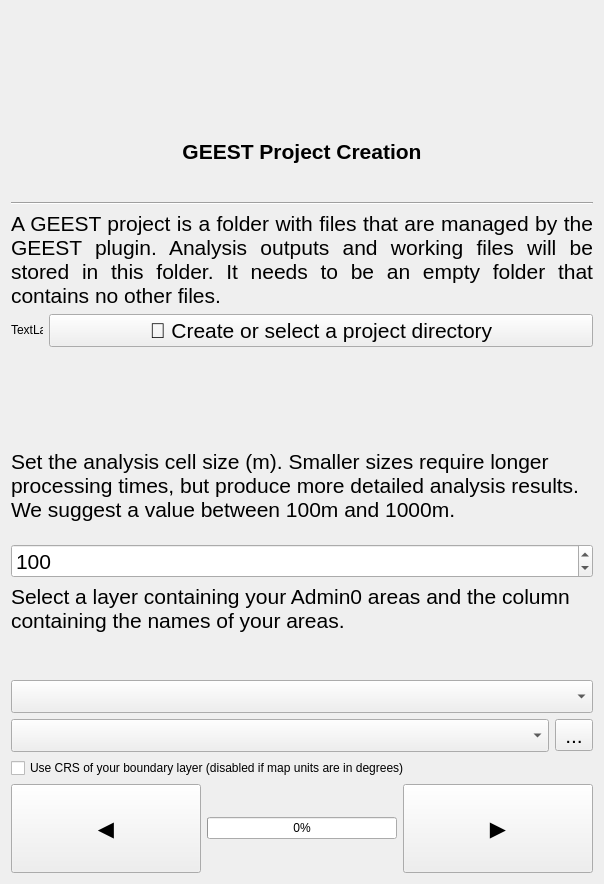
Qt form geest/ui/create_project_panel_base.ui (worldbank/GEEST) before a commit.
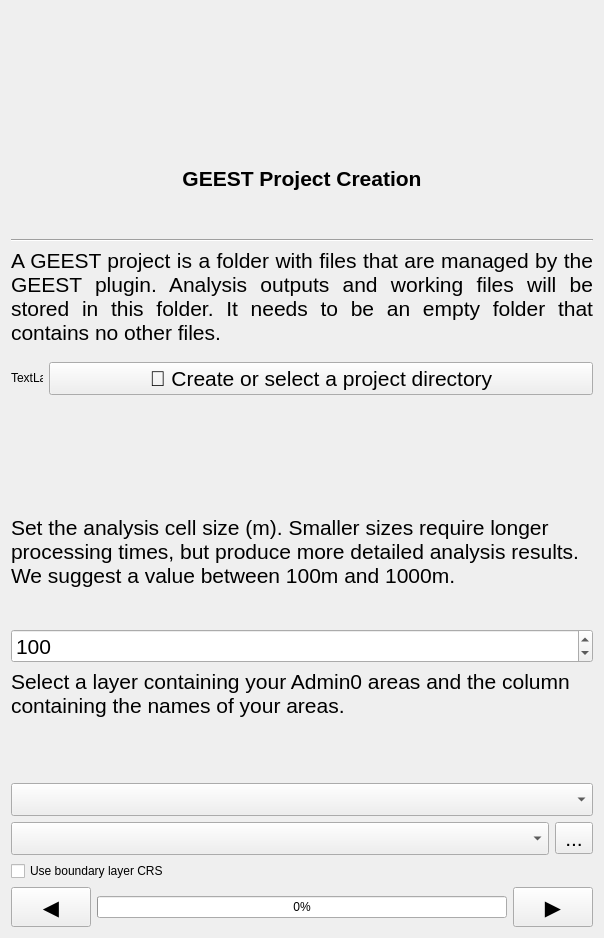
The same form after that commit. Icons and pictures are not drawn. Custom widgets are drawn as their Qt base class.

Commit message: Fix Scale text size according to panel size #781

```diff
--- a/geest/ui/create_project_panel_base.ui
+++ b/geest/ui/create_project_panel_base.ui
@@ -7,7 +7,7 @@
     <x>0</x>
     <y>0</y>
     <width>604</width>
-    <height>884</height>
+    <height>938</height>
    </rect>
   </property>
   <property name="windowTitle">
@@ -120,6 +120,9 @@
      <property name="text">
       <string/>
      </property>
+     <property name="wordWrap">
+      <bool>true</bool>
+     </property>
     </widget>
    </item>
    <item row="6" column="0">
@@ -240,7 +243,7 @@
    <item row="11" column="0">
     <widget class="QCheckBox" name="use_boundary_crs">
      <property name="text">
-      <string>Use CRS of your boundary layer (disabled if map units are in degrees)</string>
+      <string>Use boundary layer CRS</string>
      </property>
     </widget>
    </item>
@@ -256,8 +259,14 @@
        </property>
        <property name="minimumSize">
         <size>
-         <width>0</width>
-         <height>0</height>
+         <width>80</width>
+         <height>40</height>
+        </size>
+       </property>
+       <property name="maximumSize">
+        <size>
+         <width>80</width>
+         <height>40</height>
         </size>
        </property>
        <property name="font">
@@ -293,8 +302,14 @@
        </property>
        <property name="minimumSize">
         <size>
-         <width>0</width>
-         <height>0</height>
+         <width>80</width>
+         <height>40</height>
+        </size>
+       </property>
+       <property name="maximumSize">
+        <size>
+         <width>80</width>
+         <height>40</height>
         </size>
        </property>
        <property name="font">
```
Left out of the diff: 3 changed lines with no effect on the pictures. The commit also changes 7 other files.
